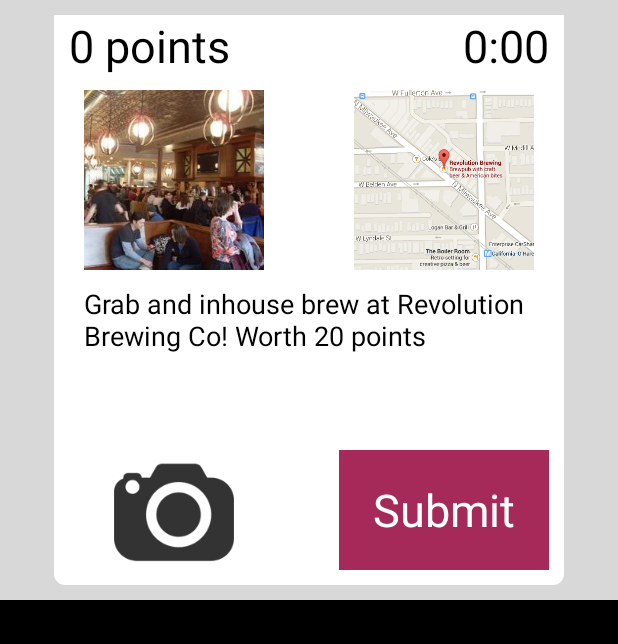
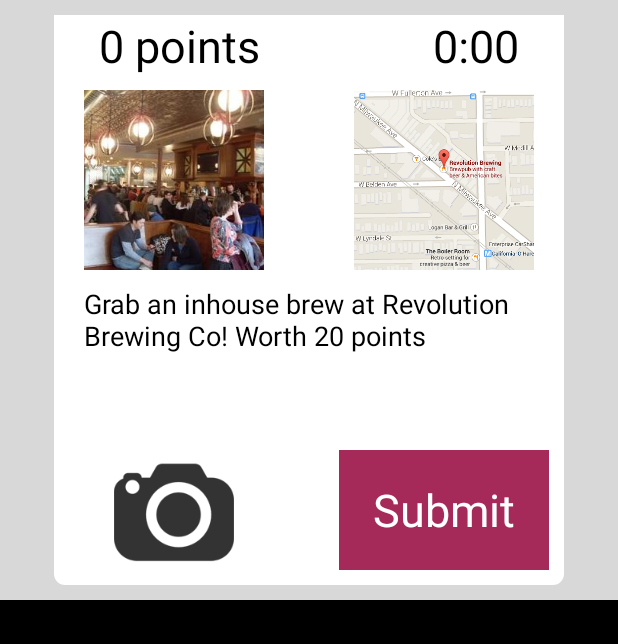
Before and after one commit to cassieramen/TheHunt, an Android app: the HuntChallenge screen opened directly, with no data from a screen before it, on a phone screen of 412 x 824 dp, the part 90-734 px from its top. Run offline under Robolectric (Android 15) with nearby library versions, the phone set to English and light mode, and no system bars; libraries missing offline, so code that uses them is left out: com.jeremyfeinstein.slidingmenu; 12 statements that could not run were skipped.

Commit message:
jk finished play redesign

```diff
--- a/TheHunt/The Hunt/src/main/java/com/thehunt/app/HuntChallenge.java
+++ b/TheHunt/The Hunt/src/main/java/com/thehunt/app/HuntChallenge.java
@@ -49,7 +49,7 @@ public class HuntChallenge extends Activity {
         TextView description = (TextView) findViewById(R.id.description);
         ImageView photo = (ImageView) findViewById(R.id.challenge_photo);
         if (totalPoints == 0) {
-            description.setText("Grab and inhouse brew at Revolution Brewing Co! Worth 20 points");
+            description.setText("Grab an inhouse brew at Revolution Brewing Co! Worth 20 points");
         } else if (totalPoints == 20) {
             description.setText("Take a photo with the best old fashioned sign you can find on the wall of Atlas Brewing. Maybe have a beer too. Worth 20 points! ");
             photo.setImageResource(R.drawable.atlas);
--- a/TheHunt/The Hunt/src/main/res/layout/challenge.xml
+++ b/TheHunt/The Hunt/src/main/res/layout/challenge.xml
@@ -32,6 +32,7 @@
                 <TextView
                     android:layout_width="wrap_content"
                     android:layout_height="match_parent"
+                    android:layout_marginLeft="20dip"
                     android:text="@string/hello_world"
                     android:id="@+id/totalPoints"
                     android:textColor="@color/black"
@@ -40,6 +41,7 @@
                 <TextView
                     android:layout_width="wrap_content"
                     android:layout_height="match_parent"
+                    android:layout_marginRight="20dip"
                     android:text="@string/app_name"
                     android:layout_alignParentRight="true"
                     android:textColor="@color/black"
```
Also changed, not shown: TheHunt/The Hunt/src/main/res/drawable-hdpi/clock.png.
